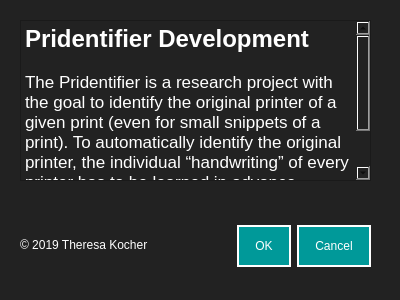
Above: design/dialog_participatingPeople.ui from resa89/pridentifier before the change. Below: the same form after it.
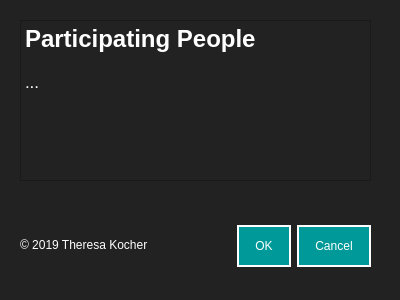
That is the form after the change.

Commit message: devel: Adapt dialog ui and py files and integrate all into pridentifier menu bar

The edit to the form file:
```diff
--- a/design/dialog_participatingPeople.ui
+++ b/design/dialog_participatingPeople.ui
@@ -82,9 +82,9 @@
 &lt;html&gt;&lt;head&gt;&lt;meta name=&quot;qrichtext&quot; content=&quot;1&quot; /&gt;&lt;style type=&quot;text/css&quot;&gt;
 p, li { white-space: pre-wrap; }
 &lt;/style&gt;&lt;/head&gt;&lt;body style=&quot; font-family:'Helvetica'; font-size:12pt; font-weight:400; font-style:normal;&quot;&gt;
-&lt;p style=&quot; margin-top:0px; margin-bottom:0px; margin-left:0px; margin-right:0px; -qt-block-indent:0; text-indent:0px;&quot;&gt;&lt;span style=&quot; font-size:18pt; font-weight:600;&quot;&gt;Pridentifier Development&lt;/span&gt;&lt;/p&gt;
+&lt;p style=&quot; margin-top:0px; margin-bottom:0px; margin-left:0px; margin-right:0px; -qt-block-indent:0; text-indent:0px;&quot;&gt;&lt;span style=&quot; font-size:18pt; font-weight:600;&quot;&gt;Participating People&lt;/span&gt;&lt;/p&gt;
 &lt;p style=&quot;-qt-paragraph-type:empty; margin-top:0px; margin-bottom:0px; margin-left:0px; margin-right:0px; -qt-block-indent:0; text-indent:0px;&quot;&gt;&lt;br /&gt;&lt;/p&gt;
-&lt;p style=&quot; margin-top:0px; margin-bottom:0px; margin-left:0px; margin-right:0px; -qt-block-indent:0; text-indent:0px;&quot;&gt;&lt;span style=&quot; font-family:'.SF NS Text'; font-size:13pt;&quot;&gt;The Pridentifier is a research project with the goal to identify the original printer of a given print (even for small snippets of a print). To automatically identify the original printer, the individual “handwriting” of every printer has to be learned in advance. Therefor Fourier analysis featuers are used.&lt;/span&gt;&lt;/p&gt;&lt;/body&gt;&lt;/html&gt;</string>
+&lt;p style=&quot; margin-top:0px; margin-bottom:0px; margin-left:0px; margin-right:0px; -qt-block-indent:0; text-indent:0px;&quot;&gt;&lt;span style=&quot; font-family:'.SF NS Text'; font-size:13pt;&quot;&gt;...&lt;/span&gt;&lt;/p&gt;&lt;/body&gt;&lt;/html&gt;</string>
    </property>
   </widget>
  </widget>
```
The commit also changes 32 other files.
